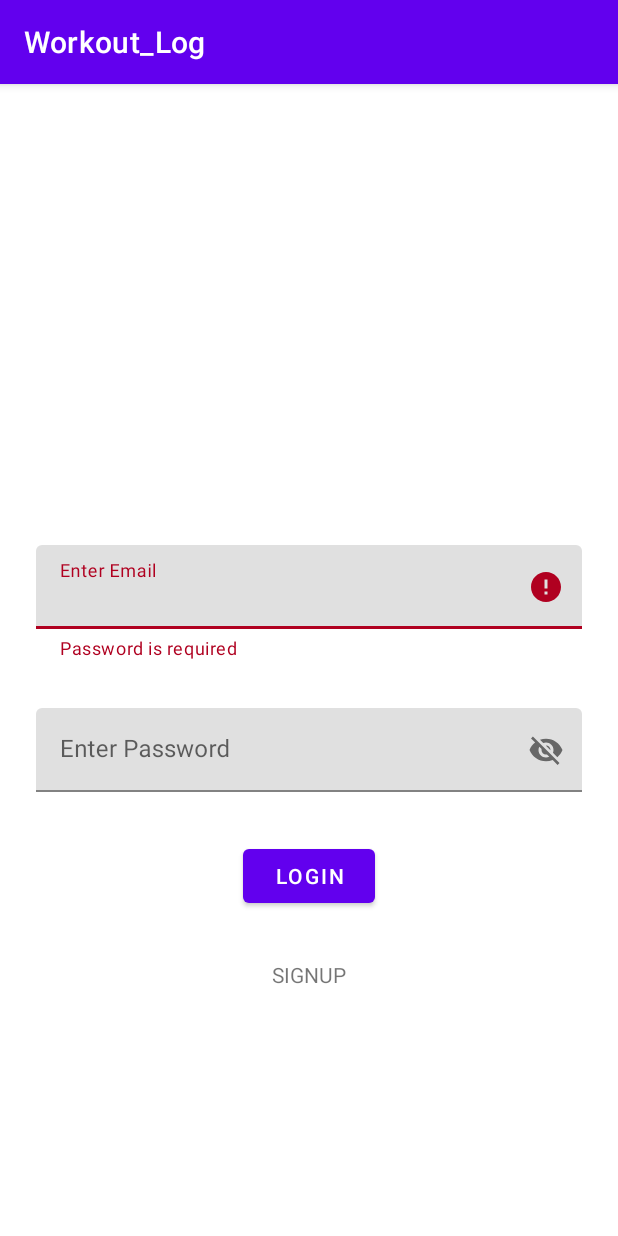
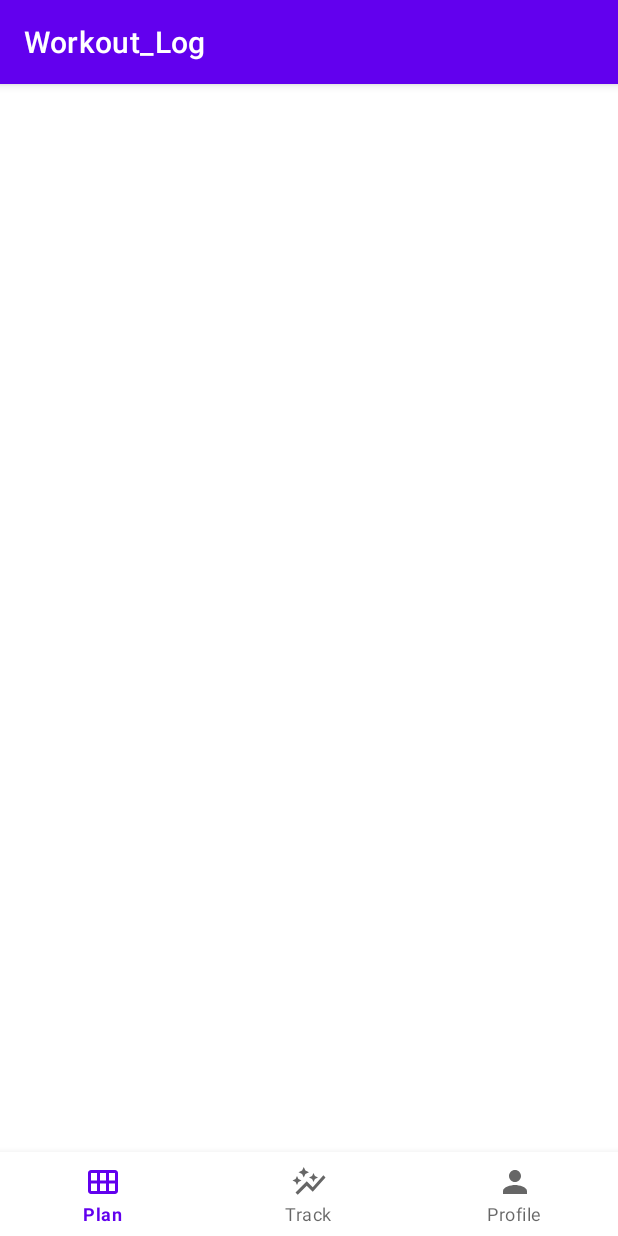
Before and after one commit to Rynah-crynah/Workout_Tracker, an Android app: the LoginActivity screen opened directly, with no data from a screen before it, after a tap on "LOGIN", on a phone screen of 412 x 824 dp. Run offline under Robolectric (Android 15) with nearby library versions, the phone set to English and light mode, and no system bars.

Commit message:
home_page

```diff
--- a/app/src/main/AndroidManifest.xml
+++ b/app/src/main/AndroidManifest.xml
@@ -13,6 +13,9 @@
         android:supportsRtl="true"
         android:theme="@style/Theme.Workout_Log"
         tools:targetApi="31">
+        <activity
+            android:name=".HomeActivity"
+            android:exported="false" />
         <activity
             android:name=".SignupActivity"
             android:exported="false" />
--- /dev/null
+++ b/app/src/main/java/com/example/workout_log/HomeActivity.kt
@@ -0,0 +1,11 @@
+package com.example.workout_log
+
+import androidx.appcompat.app.AppCompatActivity
+import android.os.Bundle
+
+class HomeActivity : AppCompatActivity() {
+    override fun onCreate(savedInstanceState: Bundle?) {
+        super.onCreate(savedInstanceState)
+        setContentView(R.layout.activity_home)
+    }
+}
--- a/app/src/main/java/com/example/workout_log/LoginActivity.kt
+++ b/app/src/main/java/com/example/workout_log/LoginActivity.kt
@@ -28,6 +28,8 @@ class LoginActivity : AppCompatActivity() {
         tvSignup = findViewById(R.id.tvSignup)
 
         btnLogin.setOnClickListener {
+            var intent = Intent(this,HomeActivity::class.java)
+            startActivity(intent)
             validae_Login()
 
         }
@@ -36,19 +38,26 @@ class LoginActivity : AppCompatActivity() {
             var intent = Intent(this,SignupActivity::class.java)
             startActivity(intent)
         }
+
         }
 
     fun validae_Login() {
         var email = etEmail.text.toString()
         var password = etPassword.text.toString()
+        var error = false
 
         if (email.isBlank()) {
             tilEmail.error = getString(R.string.email_required)
+            error = true
         }
 
         if (password.isBlank()) {
             tilEmail.error = getString(R.string.password_required)
+            error = true
 
+        }
+        if(!error){
+            startActivity(Intent(this,HomeActivity::class.java))
         }
     }
 
--- /dev/null
+++ b/app/src/main/res/drawable/ic_baseline_auto_graph_24.xml
@@ -0,0 +1,5 @@
+<vector android:height="24dp" android:tint="#000003"
+    android:viewportHeight="24" android:viewportWidth="24"
+    android:width="24dp" xmlns:android="http://schemas.android.com/apk/res/android">
+    <path android:fillColor="@android:color/white" android:pathData="M14.06,9.94L12,9l2.06,-0.94L15,6l0.94,2.06L18,9l-2.06,0.94L15,12L14.06,9.94zM4,14l0.94,-2.06L7,11l-2.06,-0.94L4,8l-0.94,2.06L1,11l2.06,0.94L4,14zM8.5,9l1.09,-2.41L12,5.5L9.59,4.41L8.5,2L7.41,4.41L5,5.5l2.41,1.09L8.5,9zM4.5,20.5l6,-6.01l4,4L23,8.93l-1.41,-1.41l-7.09,7.97l-4,-4L3,19L4.5,20.5z"/>
+</vector>
--- /dev/null
+++ b/app/src/main/res/drawable/ic_baseline_calendar_view_month_24.xml
@@ -0,0 +1,5 @@
+<vector android:height="24dp" android:tint="#000003"
+    android:viewportHeight="24" android:viewportWidth="24"
+    android:width="24dp" xmlns:android="http://schemas.android.com/apk/res/android">
+    <path android:fillColor="@android:color/white" android:pathData="M20,4H4C2.9,4 2,4.9 2,6v12c0,1.1 0.9,2 2,2h16c1.1,0 2,-0.9 2,-2V6C22,4.9 21.1,4 20,4zM8,11H4V6h4V11zM14,11h-4V6h4V11zM20,11h-4V6h4V11zM8,18H4v-5h4V18zM14,18h-4v-5h4V18zM20,18h-4v-5h4V18z"/>
+</vector>
--- /dev/null
+++ b/app/src/main/res/drawable/ic_baseline_person_outline_24.xml
@@ -0,0 +1,5 @@
+<vector android:height="24dp" android:tint="#000003"
+    android:viewportHeight="24" android:viewportWidth="24"
+    android:width="24dp" xmlns:android="http://schemas.android.com/apk/res/android">
+    <path android:fillColor="@android:color/white" android:pathData="M12,5.9c1.16,0 2.1,0.94 2.1,2.1s-0.94,2.1 -2.1,2.1S9.9,9.16 9.9,8s0.94,-2.1 2.1,-2.1m0,9c2.97,0 6.1,1.46 6.1,2.1v1.1L5.9,18.1L5.9,17c0,-0.64 3.13,-2.1 6.1,-2.1M12,4C9.79,4 8,5.79 8,8s1.79,4 4,4 4,-1.79 4,-4 -1.79,-4 -4,-4zM12,13c-2.67,0 -8,1.34 -8,4v3h16v-3c0,-2.66 -5.33,-4 -8,-4z"/>
+</vector>
--- /dev/null
+++ b/app/src/main/res/drawable/ic_baseline_show_chart_24.xml
@@ -0,0 +1,5 @@
+<vector android:height="24dp" android:tint="#000003"
+    android:viewportHeight="24" android:viewportWidth="24"
+    android:width="24dp" xmlns:android="http://schemas.android.com/apk/res/android">
+    <path android:fillColor="@android:color/white" android:pathData="M3.5,18.49l6,-6.01 4,4L22,6.92l-1.41,-1.41 -7.09,7.97 -4,-4L2,16.99z"/>
+</vector>
--- /dev/null
+++ b/app/src/main/res/layout/activity_home.xml
@@ -0,0 +1,19 @@
+<?xml version="1.0" encoding="utf-8"?>
+<androidx.constraintlayout.widget.ConstraintLayout xmlns:android="http://schemas.android.com/apk/res/android"
+    xmlns:app="http://schemas.android.com/apk/res-auto"
+    xmlns:tools="http://schemas.android.com/tools"
+    android:layout_width="match_parent"
+    android:layout_height="match_parent"
+    tools:context=".HomeActivity">
+
+    <com.google.android.material.bottomnavigation.BottomNavigationView
+        android:id="@+id/bnvHome"
+        android:layout_width="0dp"
+        android:layout_height="56dp"
+        app:layout_constraintBottom_toBottomOf="parent"
+        app:layout_constraintEnd_toEndOf="parent"
+        app:layout_constraintStart_toStartOf="parent"
+        app:menu="@menu/bottom_nav_menu"
+
+        />
+</androidx.constraintlayout.widget.ConstraintLayout>
--- /dev/null
+++ b/app/src/main/res/menu/bottom_nav_menu.xml
@@ -0,0 +1,20 @@
+<?xml version="1.0" encoding="utf-8"?>
+<menu xmlns:android="http://schemas.android.com/apk/res/android">
+    <item
+        android:id="@+id/plan"
+        android:enabled="true"
+        android:icon="@drawable/ic_baseline_calendar_view_month_24"
+        android:title="@string/plan"/>
+    <item
+        android:id="@+id/track"
+        android:enabled="true"
+        android:icon="@drawable/ic_baseline_auto_graph_24"
+        android:title="@string/track"/>
+    <item
+        android:id="@+id/profile"
+        android:enabled="true"
+        android:icon="@drawable/ic_baseline_person_24"
+        android:title="@string/profile"/>
+
+
+</menu>
--- a/app/src/main/res/values/strings.xml
+++ b/app/src/main/res/values/strings.xml
@@ -6,4 +6,7 @@
     <string name="firstName_required">First Name is required</string>
     <string name="lastName_required">Enter Last Name</string>
     <string name="confirmPassword_required">Confirm Password</string>
+    <string name="plan">Plan</string>
+    <string name="track">Track</string>
+    <string name="profile">Profile</string>
 </resources>
```
